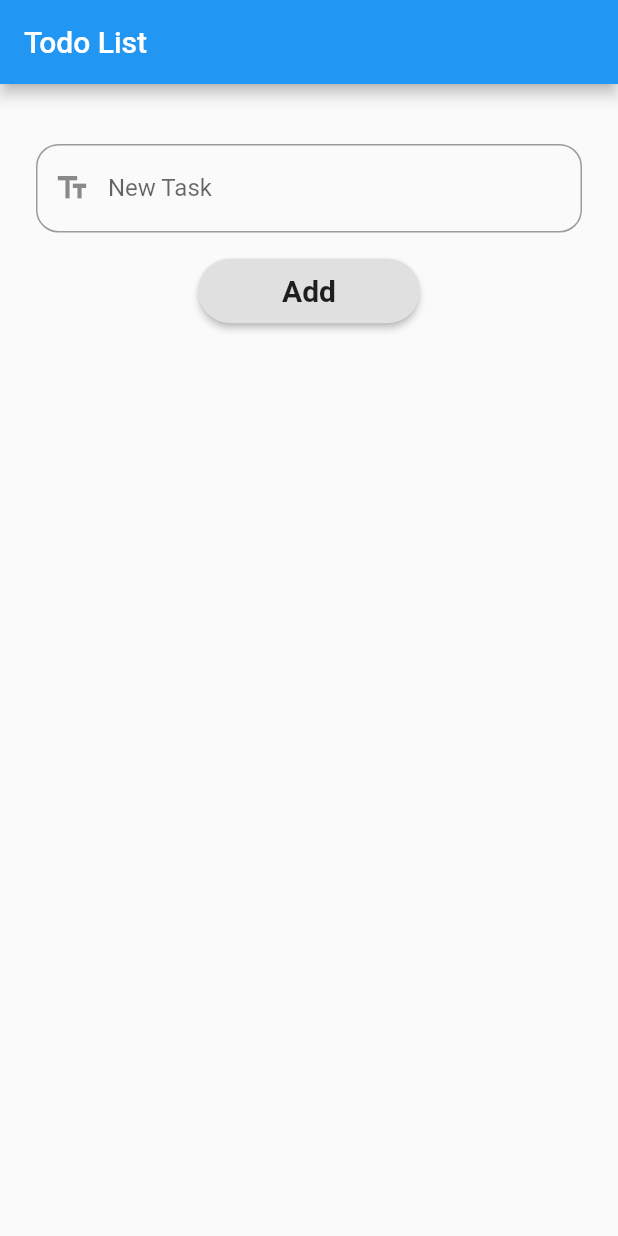
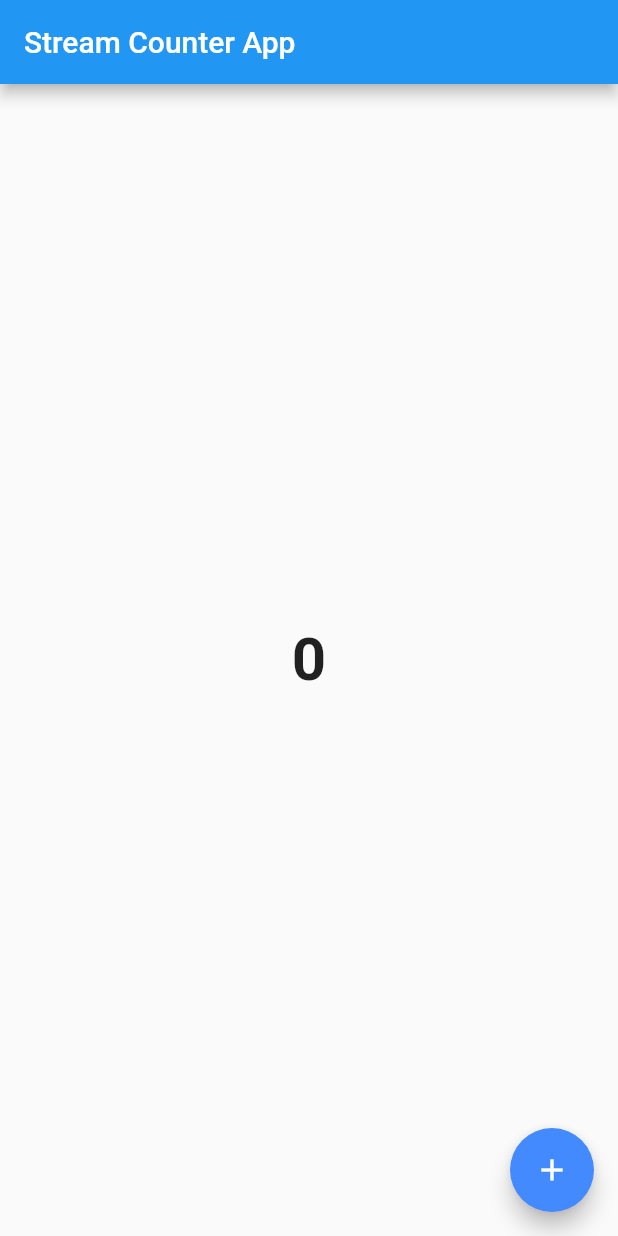
Before and after one commit to asutoshranjan/Flut-State-Manage, a Flutter app: the screen it shows after launch, on a phone screen of 412 x 824 dp. Run offline on Flutter 3.47's test engine with Material 2 defaults, Android fonts, the phone set to English and light mode, and no system bars.

Commit message:
StreamBuilder v1.0

```diff
--- a/lib/ListApp.dart
+++ b/lib/ListApp.dart
@@ -33,10 +33,13 @@ class _ListAppState extends State<ListApp> {
 
               // Input through a text field
               TextField(
+                onChanged: (data) => setState(() {
+                  task = data;
+                }),
                 controller: textController,
-                onSubmitted: (data) => setState(() {
-                   task = data;
-                }),
+                // onSubmitted: (data) => setState(() {
+                //    task = data;
+                // }),
                 decoration: InputDecoration(
                   hintText: 'Add a task here...',
                   labelText: 'New Task',
@@ -63,12 +66,14 @@ class _ListAppState extends State<ListApp> {
                     Data.add(task);
                   });
                 },
+                color: Colors.blueAccent[100],
                 shape: StadiumBorder(),
                 child: const Padding(
                   padding: EdgeInsets.symmetric(vertical: 10, horizontal: 30),
                   child: Text(
                     "  Add  ",
                     style: TextStyle(
+                      color: Colors.white,
                       fontSize: 20,
                       fontWeight: FontWeight.bold,
                     ),
--- /dev/null
+++ b/lib/Streams/StreamBuilderCounter.dart
@@ -0,0 +1,47 @@
+// Simple Counter App using Streams and StreamController
+import 'dart:async';
+
+import 'package:flutter/material.dart';
+
+class StreamBuilderCounter extends StatefulWidget {
+  const StreamBuilderCounter({Key? key}) : super(key: key);
+
+  @override
+  _StreamBuilderCounterState createState() => _StreamBuilderCounterState();
+}
+
+class _StreamBuilderCounterState extends State<StreamBuilderCounter> {
+
+  StreamController counterController = StreamController();
+  int i = 0;
+
+  @override
+  Widget build(BuildContext context) {
+    return Scaffold(
+      appBar: AppBar(
+        title: Text("Stream Counter App"),
+      ),
+      body: Center(
+        child: StreamBuilder(
+            stream: counterController.stream,
+            builder: (context, snapshot) {
+              if(snapshot.hasData) {
+                return Text(snapshot.data.toString(), style: const TextStyle(fontSize: 40, fontWeight: FontWeight.bold),);
+              }
+              else {
+                return const Text("0", style: TextStyle(fontSize: 40, fontWeight: FontWeight.bold),);
+              }
+            },
+        ),
+      ),
+      floatingActionButton: FloatingActionButton(
+        onPressed: () {
+          i++;
+          counterController.sink.add(i);
+        },
+        backgroundColor: Colors.blueAccent,
+        child: const Icon(Icons.add),
+      ),
+    );
+  }
+}
--- a/lib/main.dart
+++ b/lib/main.dart
@@ -1,4 +1,5 @@
 import 'package:flut_py/ListApp.dart';
+import 'package:flut_py/Streams/StreamBuilderCounter.dart';
 import 'package:flut_py/java%20calculaor.dart';
 import 'package:flutter/material.dart';
 import 'java/calculator.java';
@@ -19,7 +20,7 @@ class MyApp extends StatelessWidget {
         primarySwatch: Colors.blue,
       ),
       debugShowCheckedModeBanner: false,
-      home: ListApp(),
+      home: StreamBuilderCounter(),
     );
   }
 }
```
